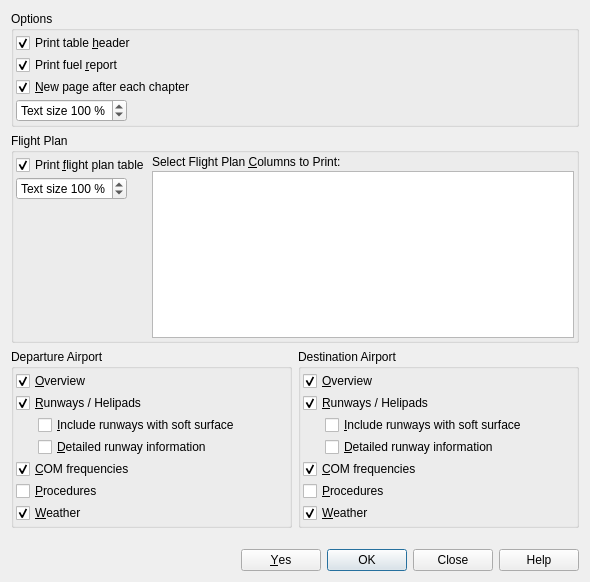
Qt form src/print/printdialog.ui (albar965/littlenavmap) before a commit.
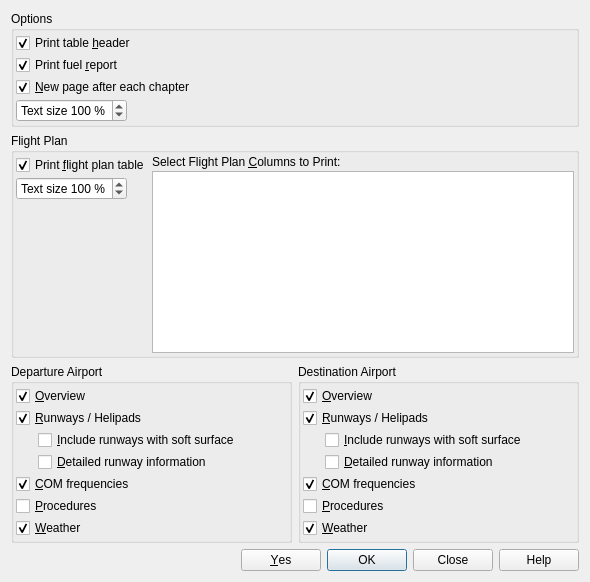
The same form after that commit.

Patch:
```diff
--- a/src/print/printdialog.ui
+++ b/src/print/printdialog.ui
@@ -516,7 +516,7 @@
      <property name="sizeHint" stdset="0">
       <size>
        <width>20</width>
-       <height>40</height>
+       <height>0</height>
       </size>
      </property>
     </spacer>
```
